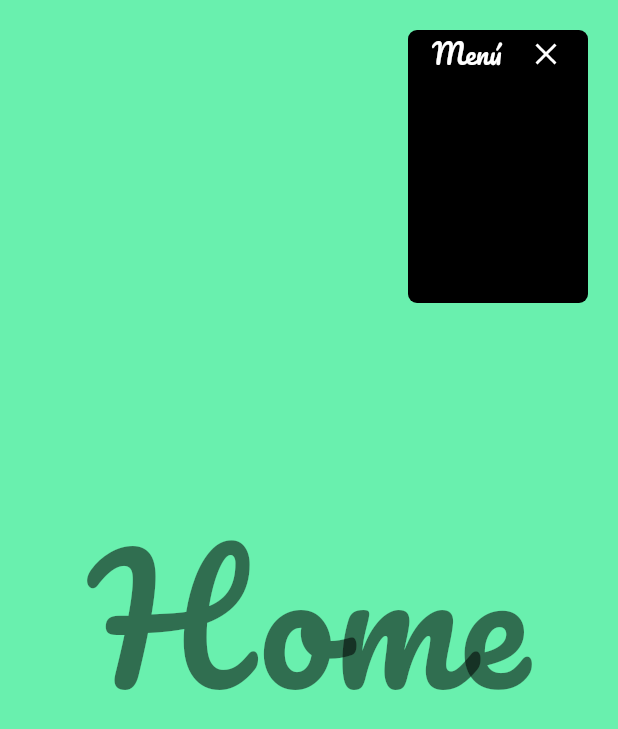
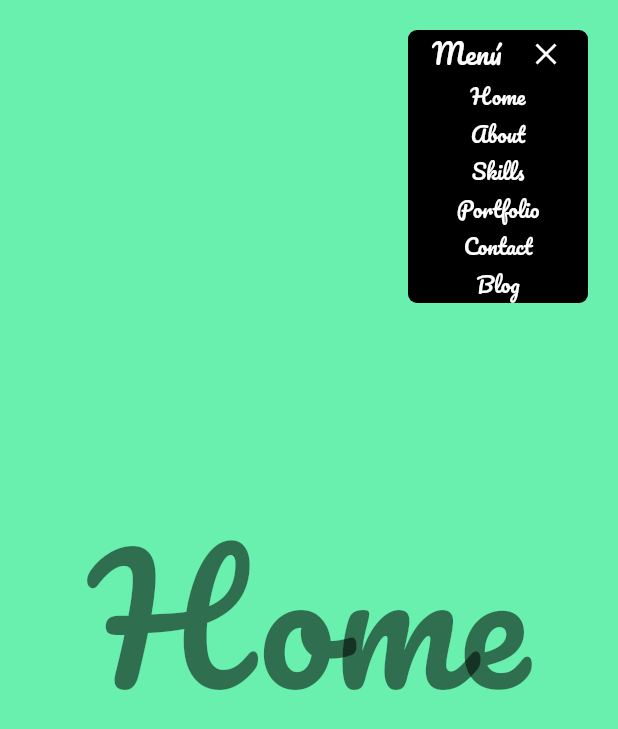
Before and after one commit to xenxi/landing_page_template, a Flutter app: the screen it shows after launch, after a tap on "Menú", on a phone screen of 412 x 824 dp. Shown: the top 729 px of the screen. Run offline on Flutter 3.47's test engine with Material 2 defaults, Android fonts, the phone set to English and light mode, and no system bars; our stand-ins replace fluro, flutter_hooks, google_fonts.

Commit message:
:lipstick: update menu item

```diff
--- a/lib/presentation/shared/main_menu/menu_item.dart
+++ b/lib/presentation/shared/main_menu/menu_item.dart
@@ -9,6 +9,9 @@ class MenuItem extends StatelessWidget {
 
   @override
   Widget build(BuildContext context) {
-    return Text(text);
+    return Text(
+      text,
+      style: const TextStyle(color: Colors.white),
+    );
   }
 }
```
